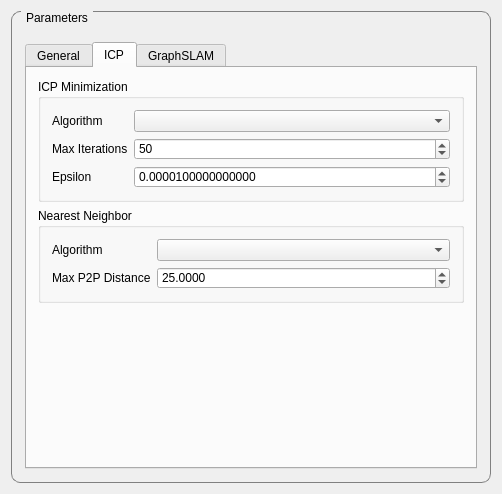
Above: src/grabe_mapping/src/rqt_plugin/parameter_widget.ui from JannikGrabe/grabe_mapping before the change. Below: the same form after it.
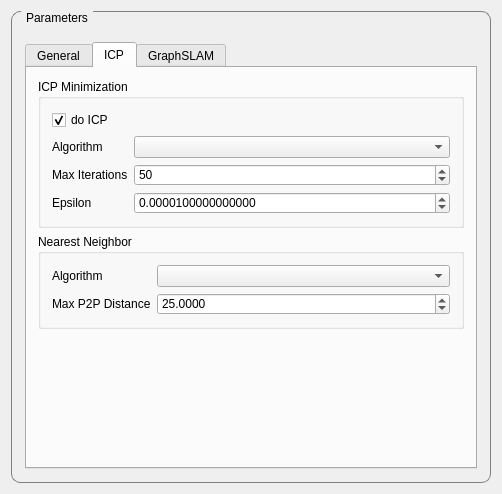
That is the form after the change. The open tabs and pages were chosen to show the change.

Commit message: add do_icp to Parameter_widget and Mapping

The edit to the form file:
```diff
--- a/src/grabe_mapping/src/rqt_plugin/parameter_widget.ui
+++ b/src/grabe_mapping/src/rqt_plugin/parameter_widget.ui
@@ -267,28 +267,28 @@
              <string>ICP Minimization</string>
             </property>
             <layout class="QFormLayout" name="formLayout_2">
-             <item row="0" column="0">
+             <item row="1" column="0">
               <widget class="QLabel" name="l_icp_minimization">
                <property name="text">
                 <string>Algorithm</string>
                </property>
               </widget>
              </item>
-             <item row="0" column="1">
+             <item row="1" column="1">
               <widget class="QComboBox" name="cb_icp_minimization">
                <property name="currentText">
                 <string/>
                </property>
               </widget>
              </item>
-             <item row="1" column="0">
+             <item row="2" column="0">
               <widget class="QLabel" name="l_icp_iterations">
                <property name="text">
                 <string>Max Iterations</string>
                </property>
               </widget>
              </item>
-             <item row="1" column="1">
+             <item row="2" column="1">
               <widget class="QSpinBox" name="sb_icp_iterations">
                <property name="layoutDirection">
                 <enum>Qt::LeftToRight</enum>
@@ -304,14 +304,14 @@
                </property>
               </widget>
              </item>
-             <item row="2" column="0">
+             <item row="3" column="0">
               <widget class="QLabel" name="l_icp_epsilon">
                <property name="text">
                 <string>Epsilon</string>
                </property>
               </widget>
              </item>
-             <item row="2" column="1">
+             <item row="3" column="1">
               <widget class="QDoubleSpinBox" name="dsb_icp_epsilon">
                <property name="decimals">
                 <number>16</number>
@@ -327,6 +327,16 @@
                </property>
               </widget>
              </item>
+             <item row="0" column="0">
+              <widget class="QCheckBox" name="cb_do_icp">
+               <property name="text">
+                <string>do ICP</string>
+               </property>
+               <property name="checked">
+                <bool>true</bool>
+               </property>
+              </widget>
+             </item>
             </layout>
            </widget>
           </item>
```
Left out of the diff: 2 changed lines with no effect on the pictures. The commit also changes 4 other files.
